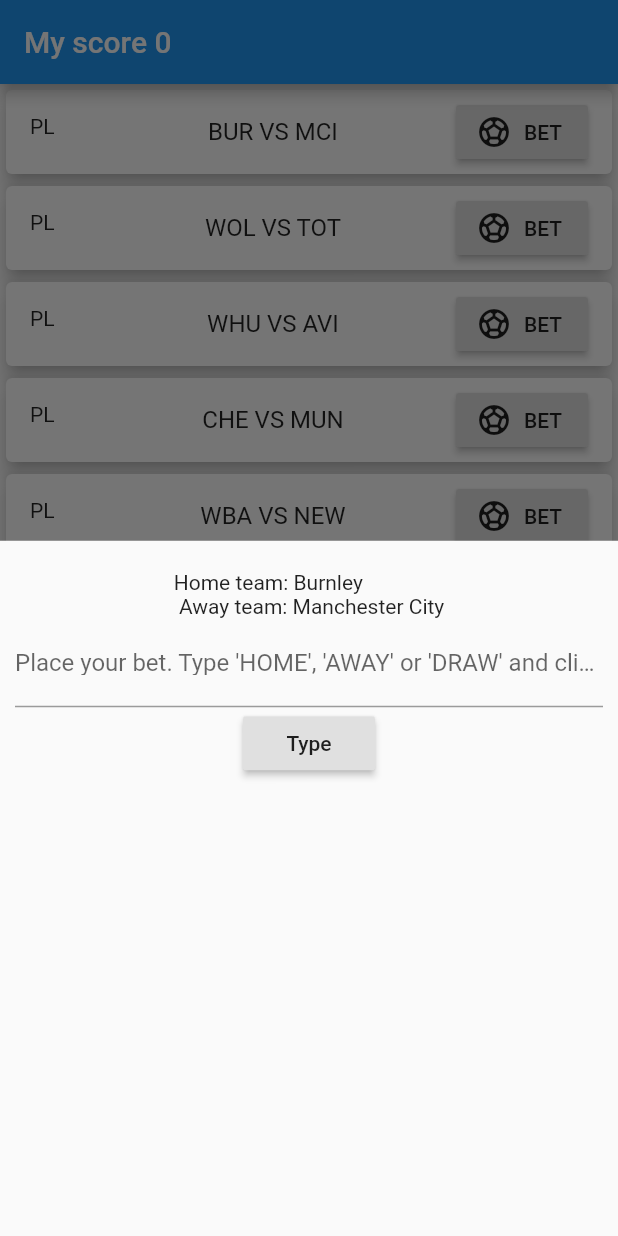
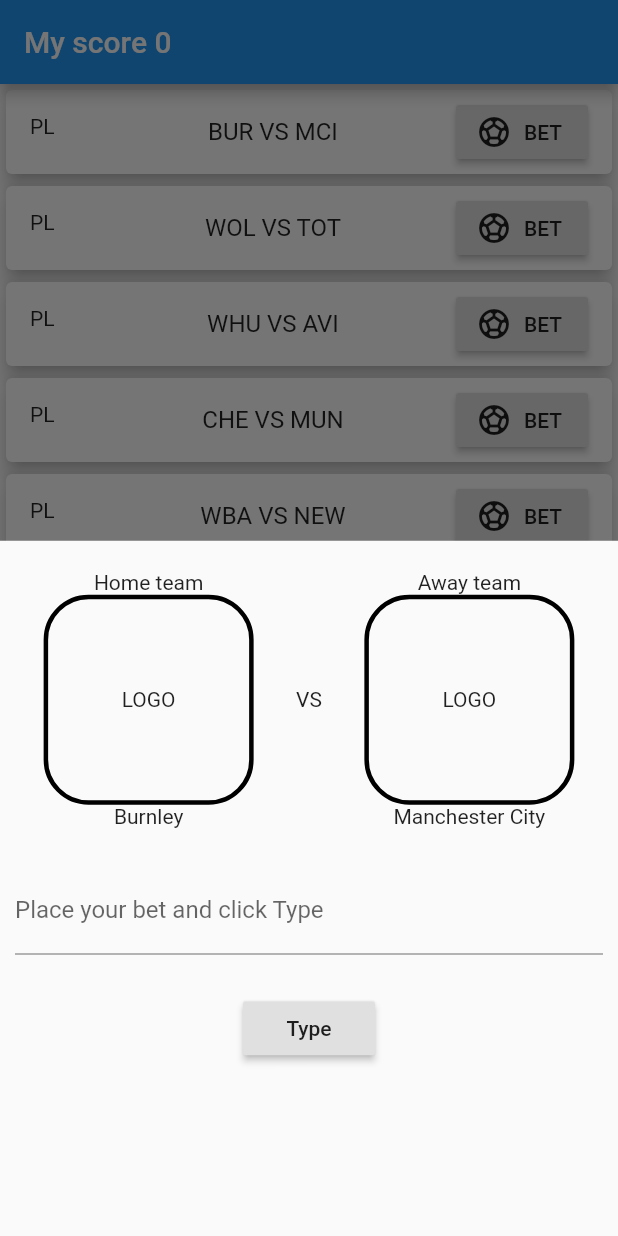
Before and after one commit to PassionPotter/Football-BettingApp, a Flutter app: the screen it shows after launch, after a tap on "PLAY", after a tap on "BET", on a phone screen of 412 x 824 dp. Run offline on Flutter 3.47's test engine with Material 2 defaults, Android fonts, the phone set to English and light mode, and no system bars.

Commit message:
add some styling to betting sheet

```diff
--- a/lib/widgets/fixture_betting.dart
+++ b/lib/widgets/fixture_betting.dart
@@ -61,15 +61,79 @@ class _FixtureBettingState extends State<FixtureBetting> {
       height: 500,
       child: Column(
         children: [
-          Text(
-              'Home team: ${widget.fixture.homeTeam.fullName}\n Away team: ${widget.fixture.awayTeam.fullName}'),
+          Row(
+            children: [
+              Expanded(
+                flex: 5,
+                child: Column(
+                  children: [
+                    Text(
+                      'Home team',
+                      textAlign: TextAlign.center,
+                    ),
+                    Container(
+                      height: 140,
+                      width: 140,
+                      decoration: BoxDecoration(
+                          border: Border.all(width: 3),
+                          borderRadius: BorderRadius.circular(30)),
+                      child: Text('LOGO'),
+                      alignment: Alignment.center,
+                    ),
+                    Text(
+                      '${widget.fixture.homeTeam.fullName}',
+                      textAlign: TextAlign.center,
+                    )
+                  ],
+                ),
+              ),
+              Flexible(
+                fit: FlexFit.tight,
+                flex: 1,
+                child: Text(
+                  'VS',
+                  textAlign: TextAlign.center,
+                ),
+              ),
+              Expanded(
+                flex: 5,
+                child: Column(
+                  children: [
+                    Text(
+                      'Away team',
+                      textAlign: TextAlign.center,
+                    ),
+                    Container(
+                      height: 140,
+                      width: 140,
+                      decoration: BoxDecoration(
+                          border: Border.all(width: 3),
+                          borderRadius: BorderRadius.circular(30)),
+                      child: Text('LOGO'),
+                      alignment: Alignment.center,
+                    ),
+                    Text(
+                      '${widget.fixture.awayTeam.fullName}',
+                      textAlign: TextAlign.center,
+                    )
+                  ],
+                ),
+              ),
+            ],
+          ),
+          SizedBox(
+            height: 25,
+          ),
           TextField(
             decoration: InputDecoration(
-              labelText:
-                  'Place your bet. Type \'HOME\', \'AWAY\' or \'DRAW\' and click Type',
+              labelText: 'Place your bet and click Type',
+              hintText: 'Type \'HOME\', \'AWAY\' or \'DRAW\'',  //doesn't work
             ),
             controller: _pickController,
             onSubmitted: (data) => _submitBet(data, widget.fixture),
+          ),
+          SizedBox(
+            height: 25,
           ),
           RaisedButton(
             onPressed: () => _submitBet(_pickController.text, widget.fixture),
```
